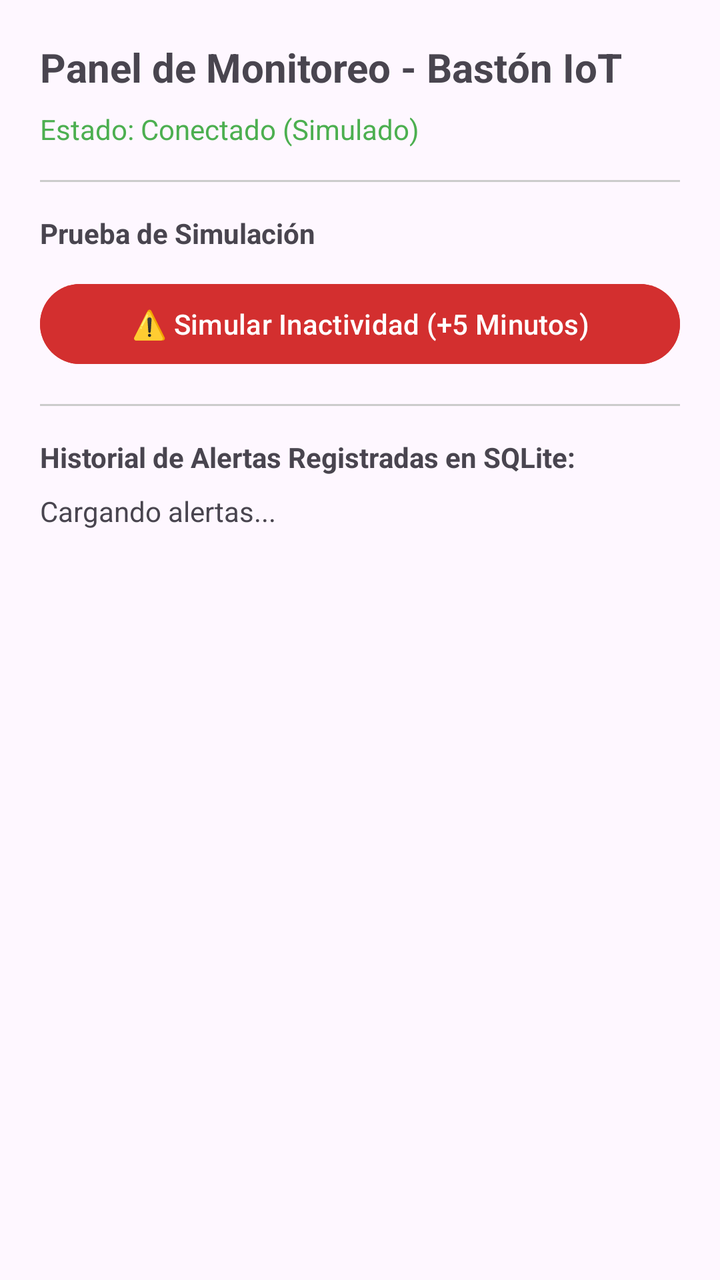
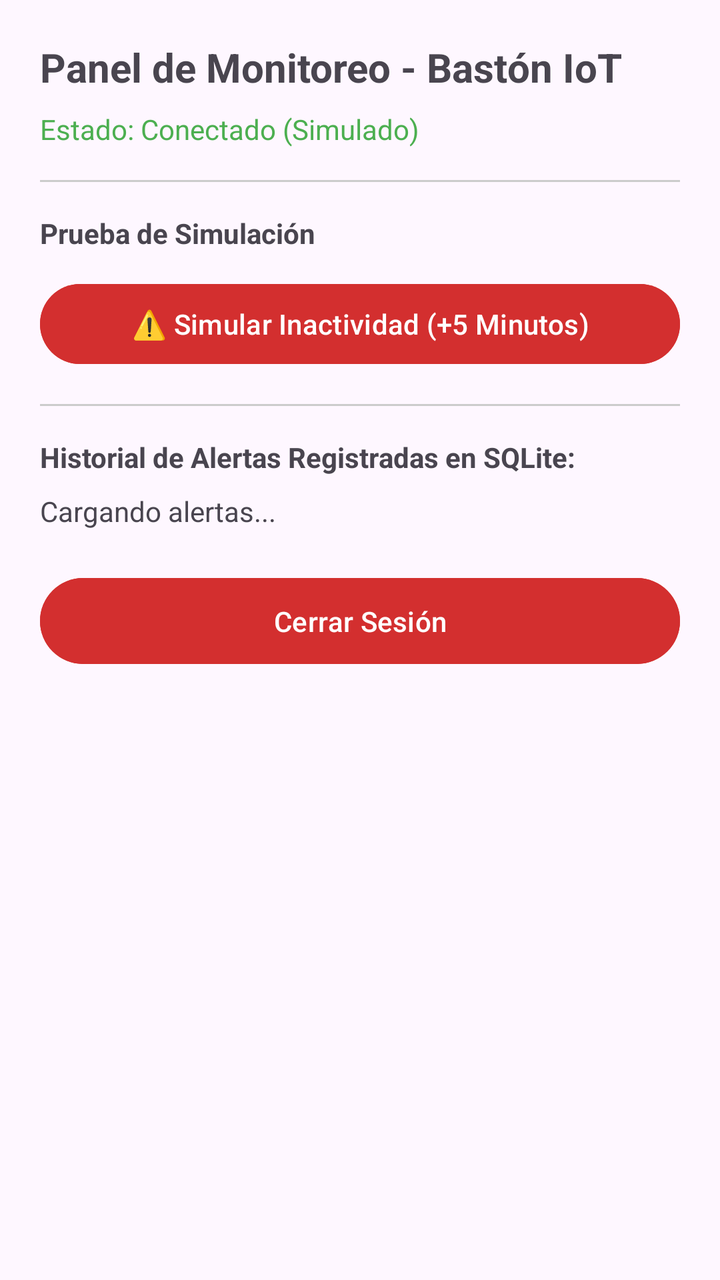

Two renders of the same Android screen: before a commit and after it. Below are the layout's source before the change and the commit's diff.
<!-- AndroidManifest.xml: application theme Theme.BastonApp -->
<!-- res/layout/activity_main.xml -->
<?xml version="1.0" encoding="utf-8"?>
<LinearLayout xmlns:android="http://schemas.android.com/apk/res/android"
    android:layout_width="match_parent"
    android:layout_height="match_parent"
    android:orientation="vertical"
    android:padding="20dp">

    <TextView
        android:layout_width="wrap_content"
        android:layout_height="wrap_content"
        android:text="Panel de Monitoreo - Bastón IoT"
        android:textSize="20sp"
        android:textStyle="bold" />

    <TextView
        android:id="@+id/tvEstado"
        android:layout_width="wrap_content"
        android:layout_height="wrap_content"
        android:text="Estado: Conectado (Simulado)"
        android:textColor="#4CAF50"
        android:layout_marginTop="8dp" />

    <View
        android:layout_width="match_parent"
        android:layout_height="1dp"
        android:background="#CCCCCC"
        android:layout_marginVertical="16dp" />

    <TextView
        android:layout_width="wrap_content"
        android:layout_height="wrap_content"
        android:text="Prueba de Simulación"
        android:textStyle="bold" />

    <Button
        android:id="@+id/btnSimularInactividad"
        android:layout_width="match_parent"
        android:layout_height="wrap_content"
        android:text="⚠️ Simular Inactividad (+5 Minutos)"
        android:backgroundTint="#D32F2F"
        android:textColor="#FFFFFF"
        android:layout_marginTop="12dp" />

    <View
        android:layout_width="match_parent"
        android:layout_height="1dp"
        android:background="#CCCCCC"
        android:layout_marginVertical="16dp" />

    <TextView
        android:layout_width="wrap_content"
        android:layout_height="wrap_content"
        android:text="Historial de Alertas Registradas en SQLite:"
        android:textStyle="bold" />

    <TextView
        android:id="@+id/tvHistorial"
        android:layout_width="match_parent"
        android:layout_height="wrap_content"
        android:layout_marginTop="8dp"
        android:text="Cargando alertas..." />

</LinearLayout>
<!-- resources referenced by this layout -->
<resources>
  <style name="Theme.BastonApp" parent="Base.Theme.BastonApp" />
  <style name="Base.Theme.BastonApp" parent="Theme.Material3.DayNight.NoActionBar">
          
          
      </style>
</resources>

<!-- the commit's change to res/layout/activity_main.xml (unified diff, before → after) -->
@@ -60,4 +60,14 @@
         android:layout_marginTop="8dp"
         android:text="Cargando alertas..." />
 
+    <Button
+        android:id="@+id/btnCerrarSesion"
+        android:layout_width="match_parent"
+        android:layout_height="wrap_content"
+        android:text="Cerrar Sesión"
+        android:backgroundTint="#D32F2F"
+        android:layout_marginTop="20dp"
+        android:padding="12dp"
+        android:textColor="#FFFFFF"/>
+
 </LinearLayout>
